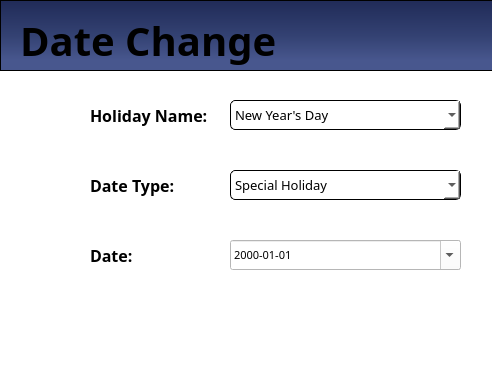
This is MainFrame/Resources/UI/datechange.ui in Maze711/systemPayroll as Qt 5 draws it before an edit. The edited form follows.
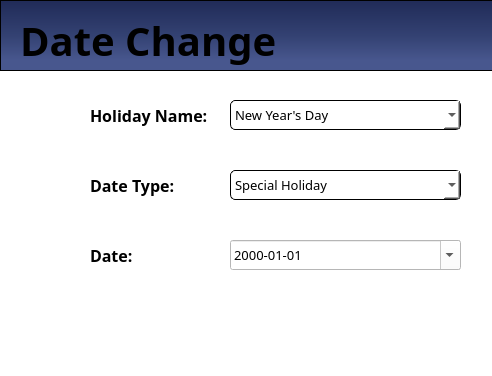
This is the edited form. Icons and pictures are not drawn.

The edit to the form file:
```diff
--- a/MainFrame/Resources/UI/datechange.ui
+++ b/MainFrame/Resources/UI/datechange.ui
@@ -213,9 +213,12 @@
    <property name="font">
     <font>
      <family>Poppins</family>
-     <pointsize>8</pointsize>
+     <pointsize>10</pointsize>
     </font>
    </property>
+   <property name="styleSheet">
+    <string notr="true"/>
+   </property>
    <property name="displayFormat">
     <string>yyyy-MM-dd</string>
    </property>
```
Left out of the diff: 4 changed lines with no effect on the pictures.
